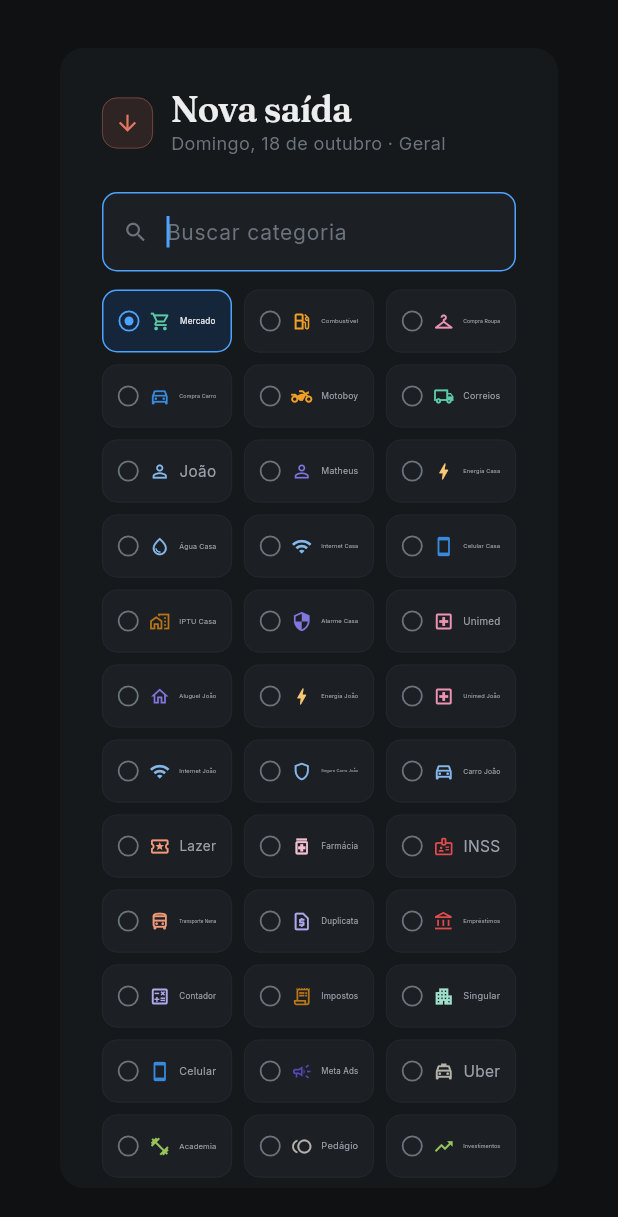
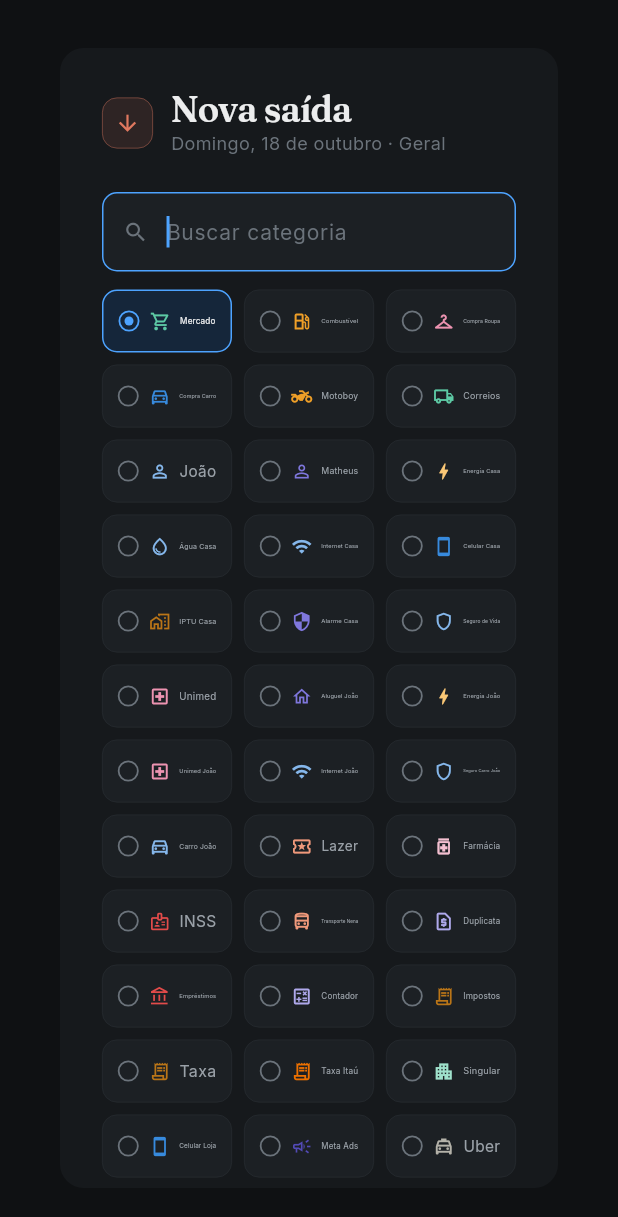
Before and after one commit to MatheusPoliChiarelli/finfamily, a Flutter app: the _TransactionDialog widget shown alone on an empty page, opened directly with empty values, on a phone screen of 412 x 824 dp. Shown: the top 1217 px of the screen. Run offline on Flutter 3.47's test engine with Material 3 defaults, Android fonts, the phone set to English and light mode, and no system bars; our stand-ins replace cloud_firestore, firebase_auth, firebase_core, google_fonts; accounts and stored records are empty; statements that could not run were skipped.

Commit message:
Add metrics info dialog and new expense categories

```diff
--- a/lib/data/categories.dart
+++ b/lib/data/categories.dart
@@ -35,6 +35,7 @@ class Categories {
     Category(id: 'celular_casa', name: 'Celular Casa', icon: Icons.smartphone_outlined, color: 0xFF378ADD),
     Category(id: 'iptu', name: 'IPTU Casa', icon: Icons.home_work_outlined, color: 0xFFBA7517),
     Category(id: 'alarme', name: 'Alarme Casa', icon: Icons.security_outlined, color: 0xFF7F77DD),
+    Category(id: 'seguro_vida', name: 'Seguro de Vida', icon: Icons.shield_outlined, color: 0xFF85B7EB),
     Category(id: 'unimed', name: 'Unimed', icon: Icons.local_hospital_outlined, color: 0xFFED93B1),
     Category(id: 'aluguel', name: 'Aluguel João', icon: Icons.home_outlined, color: 0xFF7F77DD),
     Category(id: 'energia_joao', name: 'Energia João', icon: Icons.bolt_outlined, color: 0xFFFAC775),
@@ -50,8 +51,10 @@ class Categories {
     Category(id: 'emprestimos', name: 'Empréstimos', icon: Icons.account_balance_outlined, color: 0xFFE24B4A),
     Category(id: 'contador', name: 'Contador', icon: Icons.calculate_outlined, color: 0xFFAFA9EC),
     Category(id: 'impostos', name: 'Impostos', icon: Icons.receipt_long_outlined, color: 0xFFBA7517),
+    Category(id: 'taxa', name: 'Taxa', icon: Icons.receipt_long_outlined, color: 0xFFBA7517),
+    Category(id: 'taxa_itau', name: 'Taxa Itaú', icon: Icons.receipt_long_outlined, color: 0xFFEC7000),
     Category(id: 'singular', name: 'Singular', icon: Icons.apartment_outlined, color: 0xFF9FE1CB),
-    Category(id: 'celular', name: 'Celular', icon: Icons.smartphone_outlined, color: 0xFF378ADD),
+    Category(id: 'celular', name: 'Celular Loja', icon: Icons.smartphone_outlined, color: 0xFF378ADD),
     Category(id: 'meta_ads', name: 'Meta Ads', icon: Icons.campaign_outlined, color: 0xFF534AB7),
     Category(id: 'uber', name: 'Uber', icon: Icons.local_taxi_outlined, color: 0xFFB4B2A9),
     Category(id: 'academia', name: 'Academia', icon: Icons.fitness_center_outlined, color: 0xFF97C459),
@@ -61,7 +64,9 @@ class Categories {
     Category(id: 'fatura_nubank_rose', name: 'Nubank Rose', icon: Icons.credit_card_outlined, color: 0xFF9B4DFF),
     Category(id: 'fatura_santander', name: 'Santander', icon: Icons.credit_card_outlined, color: 0xFF9B4DFF),
     Category(id: 'cartao_bradesco', name: 'Bradesco', icon: Icons.credit_card_outlined, color: 0xFF9B4DFF),
+    Category(id: 'cartao_sicoob', name: 'Sicoob', icon: Icons.credit_card_outlined, color: 0xFF00AE9D),
     Category(id: 'cartao_rosangela', name: 'Cartão Rosângela', icon: Icons.credit_card_outlined, color: 0xFFED93B1),
+    Category(id: 'reembolso', name: 'Reembolso', icon: Icons.replay_outlined, color: 0xFFAFA9EC),
     Category(id: 'outros', name: 'Outros', icon: Icons.category_outlined, color: 0xFF888780),
 
 
--- a/lib/models/app_transaction.dart
+++ b/lib/models/app_transaction.dart
@@ -66,7 +66,8 @@ class AppTransaction {
       categoryId.startsWith('transfer_') ||
       categoryId == 'motoboy' ||
       categoryId == 'correios' ||
-      categoryId == 'cartao_rosangela';
+      categoryId == 'cartao_rosangela' ||
+      categoryId == 'reembolso';
 
   bool get isRecurring => recurringId != null;
 
--- a/lib/widgets/transaction_dialog.dart
+++ b/lib/widgets/transaction_dialog.dart
@@ -109,7 +109,8 @@ class _TransactionDialogState extends State<_TransactionDialog> {
       Categories.isTransfer(_category.id) ||
       _category.id == 'motoboy' ||
       _category.id == 'correios' ||
-      _category.id == 'cartao_rosangela';
+      _category.id == 'cartao_rosangela' ||
+      _category.id == 'reembolso';
 
   bool get _fashionNoStock => _isFashionIncome;
 
```
Also changed, not shown: lib/screens/dashboard_screen.dart (+64 -0 lines), lib/widgets/app_header.dart (+13 -2 lines).
